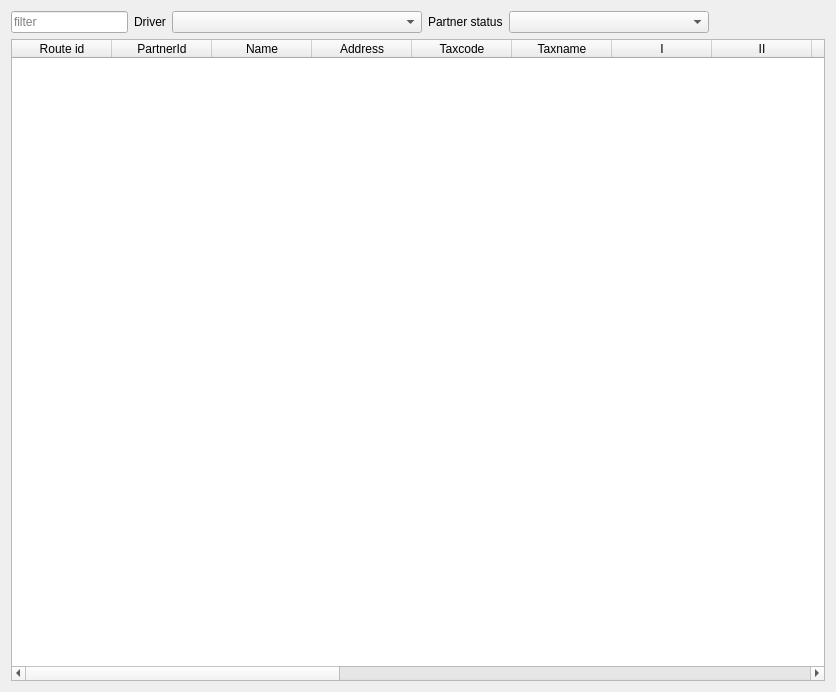
Old version of the form Forms/c5route.ui in the repository End1-1/Cafe5.
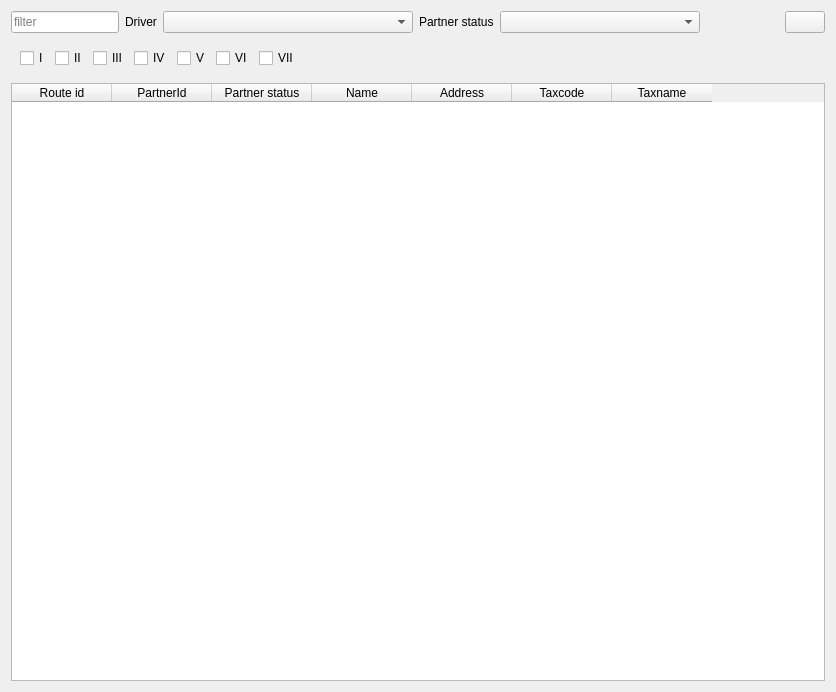
New version of the form. Icons and pictures are not drawn. Custom widgets are drawn as their Qt base class.

```diff
--- a/Forms/c5route.ui
+++ b/Forms/c5route.ui
@@ -92,6 +92,85 @@
         </property>
        </spacer>
       </item>
+      <item>
+       <widget class="QPushButton" name="btnGo">
+        <property name="text">
+         <string/>
+        </property>
+        <property name="icon">
+         <iconset resource="../resources/res.qrc">
+          <normaloff>:/right-arrow.png</normaloff>:/right-arrow.png</iconset>
+        </property>
+       </widget>
+      </item>
+     </layout>
+    </widget>
+   </item>
+   <item>
+    <widget class="QWidget" name="widget_2" native="true">
+     <layout class="QHBoxLayout" name="horizontalLayout_2">
+      <item>
+       <widget class="QCheckBox" name="cI">
+        <property name="text">
+         <string>I</string>
+        </property>
+       </widget>
+      </item>
+      <item>
+       <widget class="QCheckBox" name="cII">
+        <property name="text">
+         <string>II</string>
+        </property>
+       </widget>
+      </item>
+      <item>
+       <widget class="QCheckBox" name="cIII">
+        <property name="text">
+         <string>III</string>
+        </property>
+       </widget>
+      </item>
+      <item>
+       <widget class="QCheckBox" name="cIV">
+        <property name="text">
+         <string>IV</string>
+        </property>
+       </widget>
+      </item>
+      <item>
+       <widget class="QCheckBox" name="cV">
+        <property name="text">
+         <string>V</string>
+        </property>
+       </widget>
+      </item>
+      <item>
+       <widget class="QCheckBox" name="cVI">
+        <property name="text">
+         <string>VI</string>
+        </property>
+       </widget>
+      </item>
+      <item>
+       <widget class="QCheckBox" name="cVII">
+        <property name="text">
+         <string>VII</string>
+        </property>
+       </widget>
+      </item>
+      <item>
+       <spacer name="horizontalSpacer_2">
+        <property name="orientation">
+         <enum>Qt::Horizontal</enum>
+        </property>
+        <property name="sizeHint" stdset="0">
+         <size>
+          <width>530</width>
+          <height>20</height>
+         </size>
+        </property>
+       </spacer>
+      </item>
      </layout>
     </widget>
    </item>
@@ -122,6 +201,11 @@
        <string>PartnerId</string>
       </property>
      </column>
+     <column>
+      <property name="text">
+       <string>Partner status</string>
+      </property>
+     </column>
      <column>
       <property name="text">
        <string>Name</string>
@@ -142,91 +226,21 @@
        <string>Taxname</string>
       </property>
      </column>
-     <column>
-      <property name="text">
-       <string>I</string>
-      </property>
-     </column>
-     <column>
-      <property name="text">
-       <string>II</string>
-      </property>
-     </column>
-     <column>
-      <property name="text">
-       <string>III</string>
-      </property>
-     </column>
-     <column>
-      <property name="text">
-       <string>IV</string>
-      </property>
-     </column>
-     <column>
-      <property name="text">
-       <string>V</string>
-      </property>
-     </column>
-     <column>
-      <property name="text">
-       <string>VI</string>
-      </property>
-     </column>
-     <column>
-      <property name="text">
-       <string>VII</string>
-      </property>
-     </column>
-     <column>
-      <property name="text">
-       <string>N-I</string>
-      </property>
-     </column>
-     <column>
-      <property name="text">
-       <string>N-2</string>
-      </property>
-     </column>
-     <column>
-      <property name="text">
-       <string>N-3</string>
-      </property>
-     </column>
-     <column>
-      <property name="text">
-       <string>N-4</string>
-      </property>
-     </column>
-     <column>
-      <property name="text">
-       <string>N-5</string>
-      </property>
-     </column>
-     <column>
-      <property name="text">
-       <string>N-6</string>
-      </property>
-     </column>
-     <column>
-      <property name="text">
-       <string>N-7</string>
-      </property>
-     </column>
     </widget>
    </item>
   </layout>
  </widget>
  <customwidgets>
-  <customwidget>
-   <class>C5TableWidget</class>
-   <extends>QTableWidget</extends>
-   <header location="global">c5tablewidget.h</header>
-  </customwidget>
   <customwidget>
    <class>C5LineEdit</class>
    <extends>QLineEdit</extends>
    <header location="global">c5lineedit.h</header>
   </customwidget>
+  <customwidget>
+   <class>C5TableWidget</class>
+   <extends>QTableWidget</extends>
+   <header location="global">c5tablewidget.h</header>
+  </customwidget>
   <customwidget>
    <class>C5ComboBox</class>
    <extends>QComboBox</extends>
```
Left out of the diff: 4 changed lines with no effect on the pictures.
